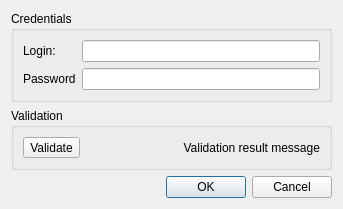
This is trunk/SQLiteStudio3/guiSQLiteStudio/dialogs/bugreportlogindialog.ui in pawelsalawa/sqlitestudio as Qt 5 draws it before an edit. The edited form follows.
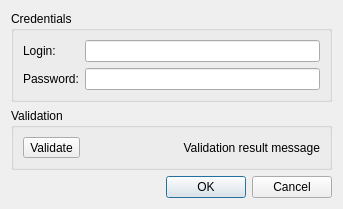
This is the edited form. Icons and pictures are not drawn.

```diff
--- a/trunk/SQLiteStudio3/guiSQLiteStudio/dialogs/bugreportlogindialog.ui
+++ b/trunk/SQLiteStudio3/guiSQLiteStudio/dialogs/bugreportlogindialog.ui
@@ -33,7 +33,7 @@
       <item row="1" column="0">
        <widget class="QLabel" name="passwordLabel">
         <property name="text">
-         <string>Password</string>
+         <string>Password:</string>
         </property>
        </widget>
       </item>
```
